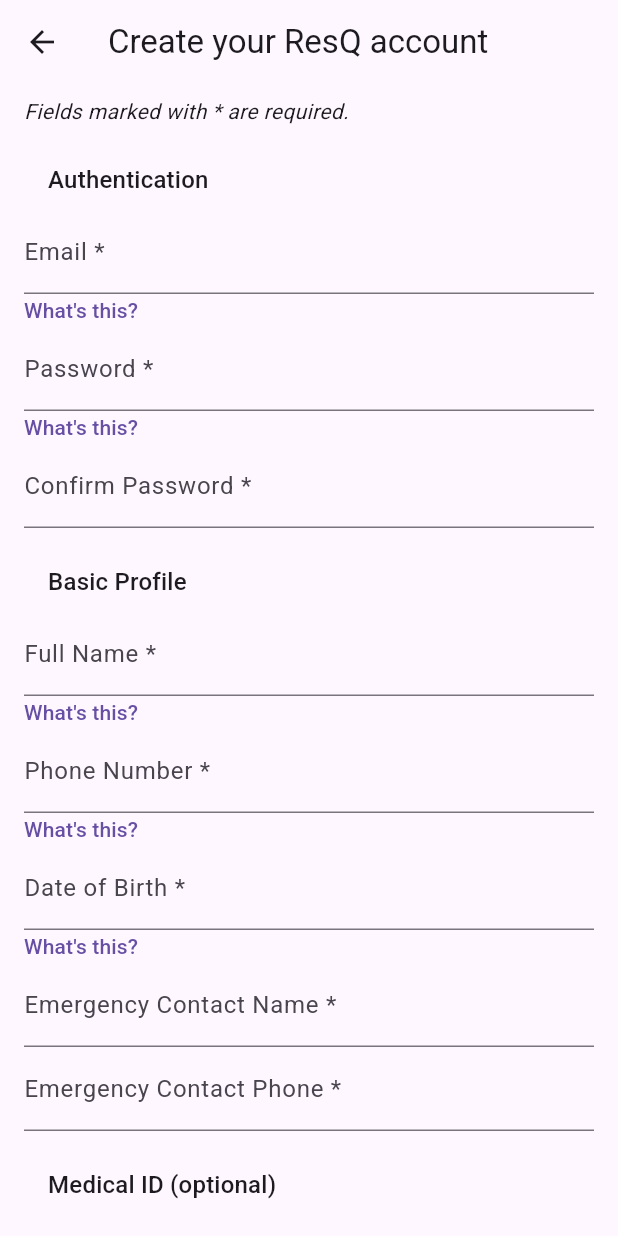
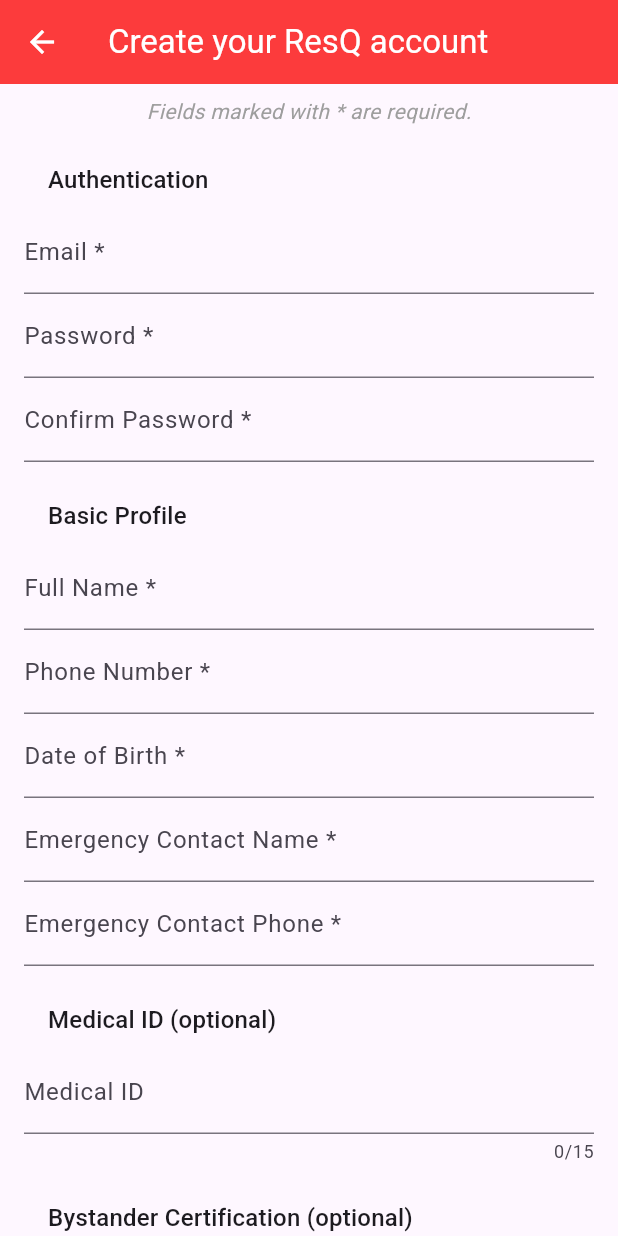
Before and after one commit to barjr/ResQ, a Flutter app: the CreateAccountPage screen opened directly, on a phone screen of 412 x 824 dp. Run offline on Flutter 3.47's test engine with Material 3 defaults, Android fonts, the phone set to English and light mode, and no system bars; our stand-ins replace firebase_auth, firebase_core; accounts and stored records are empty.

Commit message:
Improve create account form validation and UI
Enhanced error handling with user-friendly messages, improved form field validation, and updated UI elements for better clarity and consistency. Removed redundant help text, added error handling to account creation, and refined input formatting and appearance.

```diff
--- a/lib/pages/create_account.dart
+++ b/lib/pages/create_account.dart
@@ -1,6 +1,28 @@
 // lib/pages/create_account.dart
 import 'package:flutter/material.dart';
 import 'package:flutter/services.dart';
+
+// Error message helper (copied from home.dart)
+String _friendlyError(dynamic e) {
+  if (e is Exception && e.toString().contains('email-already-in-use')) {
+    return 'Email already in use.';
+  }
+  if (e is Exception && e.toString().contains('invalid-email')) {
+    return 'Invalid email address.';
+  }
+  if (e is Exception && e.toString().contains('weak-password')) {
+    return 'Password is too weak.';
+  }
+  if (e is Exception && e.toString().contains('operation-not-allowed')) {
+    return 'Email/password sign-in is disabled.';
+  }
+  if (e is Exception && e.toString().contains('user-disabled')) {
+    return 'This user has been disabled.';
+  }
+  return e is Exception
+      ? e.toString().replaceFirst('Exception: ', '')
+      : 'Unknown error.';
+}
 
 class CreateAccountPage extends StatefulWidget {
   const CreateAccountPage({super.key});
@@ -60,17 +82,20 @@
   }
 
   // Validators
-  String? _req(String? v) => (v == null || v.trim().isEmpty) ? 'Required' : null;
+  String? _req(String? v) =>
+      (v == null || v.trim().isEmpty) ? 'Required' : null;
   String? _email(String? v) {
     if ((v == null || v.isEmpty)) return 'Required';
     final ok = RegExp(r'^[^@\s]+@[^@\s]+\.[^@\s]+$').hasMatch(v);
-    return ok ? null : 'Enter a valid email';
+    return ok ? null : 'Enter a valid email (e.g. user@example.com)';
   }
 
   String? _phone(String? v) {
     if ((v == null || v.isEmpty)) return 'Required';
     final digits = v.replaceAll(RegExp(r'\D'), '');
-    return digits.length == 10 ? null : 'Enter a 10-digit phone';
+    return digits.length == 10
+        ? null
+        : 'Enter a 10-digit phone (e.g. 555-123-4567)';
   }
 
   String? _password(String? v) {
@@ -115,7 +140,10 @@
         title: Text(title),
         content: Text(message),
         actions: [
-          TextButton(onPressed: () => Navigator.pop(context), child: const Text('OK')),
+          TextButton(
+            onPressed: () => Navigator.pop(context),
+            child: const Text('OK'),
+          ),
         ],
       ),
     );
@@ -128,9 +156,12 @@
     if (_isBystander) {
       if (_certIssuerCtrl.text.trim().isEmpty ||
           _certExpiresOn == null ||
-          (_uploadedCertPlaceholder == null || _uploadedCertPlaceholder!.isEmpty)) {
+          (_uploadedCertPlaceholder == null ||
+              _uploadedCertPlaceholder!.isEmpty)) {
         ScaffoldMessenger.of(context).showSnackBar(
-          const SnackBar(content: Text('Please complete all bystander fields.')),
+          const SnackBar(
+            content: Text('Please complete all bystander fields.'),
+          ),
         );
         return;
       }
@@ -138,12 +169,15 @@
     if (_addMedicalProfile && !_consentMedicalAccess) {
       ScaffoldMessenger.of(context).showSnackBar(
         const SnackBar(
-          content: Text('Please allow medical profile access for emergencies or uncheck the profile.'),
+          content: Text(
+            'Please allow medical profile access for emergencies or uncheck the profile.',
+          ),
         ),
       );
       return;
     }
 
+    try {
       // Payload (placeholder for backend)
       final payload = {
         'auth': {'email': _emailCtrl.text.trim()},
@@ -155,7 +189,9 @@
             'name': _ecNameCtrl.text.trim(),
             'phone': _ecPhoneCtrl.text.trim(),
           },
-        'medicalId': _medicalIdCtrl.text.trim().isEmpty ? null : _medicalIdCtrl.text.trim(),
+          'medicalId': _medicalIdCtrl.text.trim().isEmpty
+              ? null
+              : _medicalIdCtrl.text.trim(),
           'role': 'attendee',
           'isBystander': _isBystander,
         },
@@ -178,12 +214,16 @@
           ],
         ),
       );
+    } catch (e) {
+      final msg = _friendlyError(e);
+      ScaffoldMessenger.of(
+        context,
+      ).showSnackBar(SnackBar(content: Text('Account creation failed: $msg')));
+    }
   }
 
   InputDecoration _dec(String label, {bool required = false}) {
-    return InputDecoration(
-      labelText: required ? '$label *' : label,
-    );
+    return InputDecoration(labelText: required ? '$label *' : label);
   }
 
   Widget _sectionTitle(String text) => Padding(
@@ -210,7 +250,14 @@
   @override
   Widget build(BuildContext context) {
     return Scaffold(
-      appBar: AppBar(title: const Text('Create your ResQ account')),
+      appBar: AppBar(
+        iconTheme: IconThemeData(color: Colors.white),
+        backgroundColor: Color(0xFFFC3B3C),
+        title: Text(
+          'Create your ResQ account',
+          style: TextStyle(color: Colors.white),
+        ),
+      ),
       body: SafeArea(
         child: Form(
           key: _formKey,
@@ -220,9 +267,14 @@
               child: Column(
                 crossAxisAlignment: CrossAxisAlignment.stretch,
                 children: [
-                  const Text(
+                  Center(
+                    child: const Text(
                       'Fields marked with * are required.',
-                    style: TextStyle(fontStyle: FontStyle.italic),
+                      style: TextStyle(
+                        fontStyle: FontStyle.italic,
+                        color: Colors.grey,
+                      ),
+                    ),
                   ),
 
                   _sectionTitle('Authentication'),
@@ -232,15 +284,12 @@
                     decoration: _dec('Email', required: true),
                     validator: _email,
                   ),
-                  _whatsThis('Email', 'We’ll use this to sign you in and send important updates.'),
-
                   TextFormField(
                     controller: _passwordCtrl,
                     obscureText: true,
                     decoration: _dec('Password', required: true),
                     validator: _password,
                   ),
-                  _whatsThis('Password', 'At least 8 characters. Use a mix of letters, numbers, and symbols.'),
 
                   TextFormField(
                     controller: _confirmCtrl,
@@ -255,16 +304,18 @@
                     decoration: _dec('Full Name', required: true),
                     validator: _req,
                   ),
-                  _whatsThis('Full Name', 'Your legal or preferred name. Used for your profile and responder info.'),
 
                   TextFormField(
                     controller: _phoneCtrl,
                     keyboardType: TextInputType.phone,
-                    inputFormatters: [FilteringTextInputFormatter.allow(RegExp(r'[0-9\-\(\)\s]'))],
+                    inputFormatters: [
+                      FilteringTextInputFormatter.allow(
+                        RegExp(r'[0-9\-\(\)\s]'),
+                      ),
+                    ],
                     decoration: _dec('Phone Number', required: true),
                     validator: _phone,
                   ),
-                  _whatsThis('Phone Number', 'Needed for SMS alerts or as backup contact. Format: XXX-XXX-XXXX.'),
 
                   GestureDetector(
                     onTap: _pickDob,
@@ -276,7 +327,6 @@
                       ),
                     ),
                   ),
-                  _whatsThis('Date of Birth', 'Helps responders understand age-related health factors.'),
 
                   TextFormField(
                     controller: _ecNameCtrl,
@@ -286,7 +336,11 @@
                   TextFormField(
                     controller: _ecPhoneCtrl,
                     keyboardType: TextInputType.phone,
-                    inputFormatters: [FilteringTextInputFormatter.allow(RegExp(r'[0-9\-\(\)\s\.]'))],
+                    inputFormatters: [
+                      FilteringTextInputFormatter.allow(
+                        RegExp(r'[0-9\-\(\)\s\.]'),
+                      ),
+                    ],
                     decoration: _dec('Emergency Contact Phone', required: true),
                     validator: _phone,
                   ),
@@ -297,7 +351,6 @@
                     maxLength: 15,
                     decoration: _dec('Medical ID'),
                   ),
-                  _whatsThis('Medical ID', 'If you already have a Medical ID from a hospital, doctor, or medical bracelet, enter it here. Otherwise leave blank.'),
 
                   _sectionTitle('Bystander Certification (optional)'),
                   SwitchListTile(
@@ -317,9 +370,11 @@
                     ),
                     ListTile(
                       contentPadding: EdgeInsets.zero,
-                      title: Text(_certExpiresOn == null
+                      title: Text(
+                        _certExpiresOn == null
                             ? 'Expiration Date *'
-                          : 'Expiration Date * — ${_fmtDate(_certExpiresOn!)}'),
+                            : 'Expiration Date * — ${_fmtDate(_certExpiresOn!)}',
+                      ),
                       trailing: OutlinedButton(
                         onPressed: _pickCertExpiry,
                         child: const Text('Pick date'),
@@ -327,15 +382,18 @@
                     ),
                     ListTile(
                       contentPadding: EdgeInsets.zero,
-                      title: Text(_uploadedCertPlaceholder == null
+                      title: Text(
+                        _uploadedCertPlaceholder == null
                             ? 'Upload Document *'
-                          : 'Uploaded: $_uploadedCertPlaceholder'),
+                            : 'Uploaded: $_uploadedCertPlaceholder',
+                      ),
                       trailing: OutlinedButton(
-                        onPressed: () => setState(() => _uploadedCertPlaceholder = 'certification.pdf'),
+                        onPressed: () => setState(
+                          () => _uploadedCertPlaceholder = 'certification.pdf',
+                        ),
                         child: const Text('Choose file'),
                       ),
                     ),
-                    _whatsThis('Bystander Certification', 'Upload a photo or PDF of your certification card or document.'),
                   ],
 
                   _sectionTitle('Medical Profile (optional)'),
@@ -345,17 +403,26 @@
                     onChanged: (v) => setState(() => _addMedicalProfile = v),
                   ),
                   if (_addMedicalProfile) ...[
-                    TextFormField(controller: _allergiesCtrl, decoration: _dec('Allergies (comma-separated)')),
-                    _whatsThis('Allergies', 'Examples: Peanuts, Latex.'),
-                    TextFormField(controller: _conditionsCtrl, decoration: _dec('Conditions (comma-separated)')),
-                    _whatsThis('Conditions', 'Examples: Asthma, Diabetes.'),
-                    TextFormField(controller: _medicationsCtrl, decoration: _dec('Medications (comma-separated)')),
-                    _whatsThis('Medications', 'Examples: Insulin, Epipen.'),
+                    TextFormField(
+                      controller: _allergiesCtrl,
+                      decoration: _dec('Allergies (comma-separated)'),
+                    ),
+                    TextFormField(
+                      controller: _conditionsCtrl,
+                      decoration: _dec('Conditions (comma-separated)'),
+                    ),
+                    TextFormField(
+                      controller: _medicationsCtrl,
+                      decoration: _dec('Medications (comma-separated)'),
+                    ),
                     CheckboxListTile(
                       contentPadding: EdgeInsets.zero,
                       value: _consentMedicalAccess,
-                      onChanged: (v) => setState(() => _consentMedicalAccess = v ?? false),
-                      title: const Text('Allow responders to view my medical profile during emergencies'),
+                      onChanged: (v) =>
+                          setState(() => _consentMedicalAccess = v ?? false),
+                      title: const Text(
+                        'Allow responders to view my medical profile during emergencies',
+                      ),
                     ),
                   ],
 
```
Lines whose indentation alone changed are shown as unchanged.
